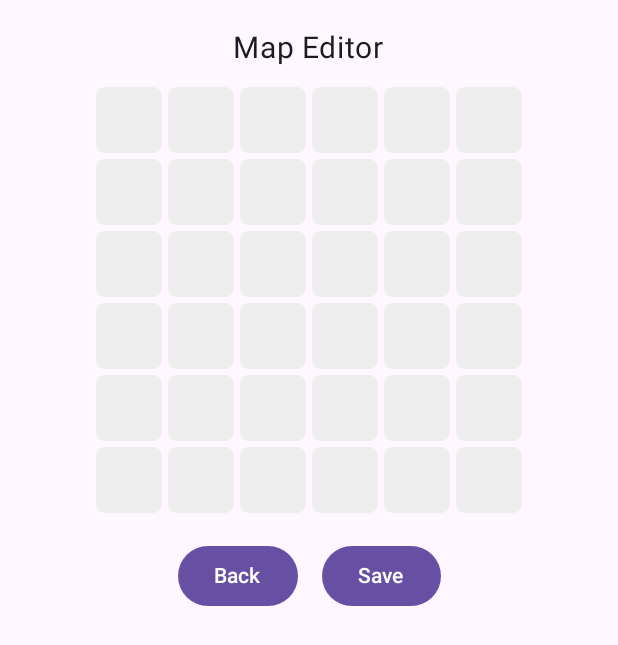
After one commit to CNJerry-IvanovVyacheslav/Get_Away, an Android app built with Jetpack Compose: the EditorScreen screen opened through its navigation route, on a phone screen of 412 x 824 dp. The commit adds this screen. Shown: the top 645 px of the screen. Run offline under Robolectric (Android 15) with nearby library versions, the phone set to English and light mode, and no system bars.

Commit message:
The main menu has been added. The initial version of the map editor has been added. Clicking on a cell will swipe between the trap, exit, and empty cell. The map is saved and launched from the main menu.

```diff
--- a/app/src/main/java/com/example/wappo_game/presentation/GameViewModel.kt
+++ b/app/src/main/java/com/example/wappo_game/presentation/GameViewModel.kt
@@ -70,6 +70,10 @@ class GameViewModel : ViewModel() {
         repo.setState(createDefaultGameState())
     }
 
+    fun loadCustomMap(state: GameState) {
+        repo.setState(state)
+    }
+
     fun moveEnemyStepByStep(afterPlayer: GameState) {
         viewModelScope.launch {
             if (afterPlayer.result != GameResult.Ongoing) return@launch
--- /dev/null
+++ b/app/src/main/java/com/example/wappo_game/presentation/MenuScreen.kt
@@ -0,0 +1,30 @@
+package com.example.wappo_game.presentation
+
+import androidx.compose.foundation.layout.*
+import androidx.compose.material3.Button
+import androidx.compose.material3.Text
+import androidx.compose.runtime.Composable
+import androidx.compose.ui.Alignment
+import androidx.compose.ui.Modifier
+import androidx.compose.ui.unit.dp
+
+@Composable
+fun MenuScreen(
+    onPlayClick: () -> Unit,
+    onEditorClick: () -> Unit,
+    onExitClick: () -> Unit
+) {
+    Box(
+        modifier = Modifier.fillMaxSize(),
+        contentAlignment = Alignment.Center
+    ) {
+        Column(
+            horizontalAlignment = Alignment.CenterHorizontally,
+            verticalArrangement = Arrangement.spacedBy(16.dp)
+        ) {
+            Button(onClick = onPlayClick) { Text("Play") }
+            Button(onClick = onEditorClick) { Text("Editor") }
+            Button(onClick = onExitClick) { Text("Exit") }
+        }
+    }
+}
--- /dev/null
+++ b/app/src/main/java/com/example/wappo_game/ui/EditorScreen.kt
@@ -0,0 +1,126 @@
+package com.example.wappo_game.ui
+
+import androidx.compose.foundation.background
+import androidx.compose.foundation.clickable
+import androidx.compose.foundation.layout.*
+import androidx.compose.foundation.shape.RoundedCornerShape
+import androidx.compose.material3.Button
+import androidx.compose.material3.Text
+import androidx.compose.runtime.*
+import androidx.compose.ui.Alignment
+import androidx.compose.ui.Modifier
+import androidx.compose.ui.graphics.Color
+import androidx.compose.ui.unit.dp
+import androidx.compose.ui.unit.sp
+import com.example.wappo_game.domain.GameState
+import com.example.wappo_game.domain.Pos
+import com.example.wappo_game.domain.Tile
+import com.example.wappo_game.domain.TileType
+
+@Composable
+fun EditorScreen(
+    onBack: () -> Unit,
+    onSave: (GameState) -> Unit,
+    rows: Int = 6,
+    cols: Int = 6
+) {
+    // tilesGrid: immutable List<List<Tile>> wrapped in state;
+    // при изменении переопределяем whole structure — это просто и корректно для Compose.
+    var tilesGrid by remember {
+        mutableStateOf(
+            List(rows) { r ->
+                List(cols) { c ->
+                    Tile(Pos(r, c), TileType.EMPTY)
+                }
+            }
+        )
+    }
+
+    Column(
+        modifier = Modifier
+            .fillMaxSize()
+            .padding(12.dp),
+        horizontalAlignment = Alignment.CenterHorizontally
+    ) {
+        Spacer(modifier = Modifier.height(8.dp))
+        Text("Map Editor", fontSize = 20.sp)
+
+        Spacer(modifier = Modifier.height(12.dp))
+
+        Column {
+            for (r in 0 until rows) {
+                Row {
+                    for (c in 0 until cols) {
+                        val tile = tilesGrid[r][c]
+                        val color = when (tile.type) {
+                            TileType.EMPTY -> Color(0xFFEEEEEE)
+                            TileType.TRAP -> Color(0xFF9C27B0)
+                            TileType.EXIT -> Color(0xFFFFEB3B)
+                        }
+
+                        Box(
+                            modifier = Modifier
+                                .size(48.dp)
+                                .padding(2.dp)
+                                .background(color, RoundedCornerShape(6.dp))
+                                .clickable {
+                                    // обновляем конкретную клетку: переключаем тип
+                                    tilesGrid = tilesGrid.mapIndexed { rr, row ->
+                                        if (rr != r) row
+                                        else row.mapIndexed { cc, t ->
+                                            if (cc != c) t
+                                            else t.copy(type = nextType(t.type))
+                                        }
+                                    }
+                                },
+                            contentAlignment = Alignment.Center
+                        ) {
+                            when (tile.type) {
+                                TileType.TRAP -> Text("T", fontSize = 12.sp, color = Color.White)
+                                TileType.EXIT -> Text("Exit", fontSize = 12.sp, color = Color.Black)
+                                else -> {}
+                            }
+                        }
+                    }
+                }
+            }
+        }
+
+        Spacer(modifier = Modifier.height(16.dp))
+
+        Row(horizontalArrangement = Arrangement.spacedBy(16.dp)) {
+            Button(onClick = { onBack() }) {
+                Text("Back")
+            }
+
+            Button(onClick = {
+                // При сохранении формируем GameState с tiles = flatten list
+                val tilesList: List<Tile> = tilesGrid.flatten()
+                val state = GameState(
+                    rows = rows,
+                    cols = cols,
+                    tiles = tilesList,
+                    playerPos = Pos(0, 0),              // стартовые позиции можно сделать на выбор позже
+                    enemyPos = Pos(0, cols - 1),
+                    walls = emptySet(),                // на старте без стен; можно расширить
+                    enemyFrozenTurns = 0,
+                    turn = com.example.wappo_game.domain.Turn.PLAYER,
+                    result = com.example.wappo_game.domain.GameResult.Ongoing,
+                    // если в твоём GameState есть playerMoves - укажи 0
+                    playerMoves = 0
+                )
+                onSave(state)
+                onBack()
+            }) {
+                Text("Save")
+            }
+        }
+    }
+}
+
+private fun nextType(current: TileType): TileType =
+    when (current) {
+        TileType.EMPTY -> TileType.TRAP
+        TileType.TRAP -> TileType.EXIT
+        TileType.EXIT -> TileType.EMPTY
+    }
--- a/app/src/main/java/com/example/wappo_game/ui/MainActivity.kt
+++ b/app/src/main/java/com/example/wappo_game/ui/MainActivity.kt
@@ -6,10 +6,16 @@ import androidx.activity.compose.setContent
 import androidx.activity.viewModels
 import androidx.compose.material3.MaterialTheme
 import androidx.compose.material3.Surface
+import androidx.compose.runtime.Composable
+import androidx.navigation.compose.NavHost
+import androidx.navigation.compose.composable
+import androidx.navigation.compose.rememberNavController
 import com.example.wappo_game.presentation.GameViewModel
+import com.example.wappo_game.presentation.MenuScreen
 
 class MainActivity : ComponentActivity() {
 
+    // activity-scoped ViewModel — будем передавать в GameScreen
     private val gameViewModel: GameViewModel by viewModels()
 
     override fun onCreate(savedInstanceState: Bundle?) {
@@ -18,9 +24,43 @@ class MainActivity : ComponentActivity() {
         setContent {
             MaterialTheme {
                 Surface {
-                    GameScreen(vm = gameViewModel)
+                    AppNavHost(gameViewModel = gameViewModel)
                 }
             }
         }
     }
 }
+
+@Composable
+fun AppNavHost(gameViewModel: GameViewModel) {
+    val navController = rememberNavController()
+
+    NavHost(
+        navController = navController,
+        startDestination = "menu"
+    ) {
+        composable("menu") {
+            MenuScreen(
+                onPlayClick = { navController.navigate("game") },
+                onEditorClick = { navController.navigate("editor") },
+                onExitClick = { /* optionally finish activity via callback */ }
+            )
+        }
+
+        composable("game") {
+            // передаём activity-scoped viewModel в экран
+            GameScreen(vm = gameViewModel, onBackToMenu = { navController.popBackStack() })
+        }
+
+        composable("editor") {
+            EditorScreen(
+                onBack = { navController.popBackStack() },
+                onSave = { newState ->
+                    gameViewModel.loadCustomMap(newState)
+                },
+                rows = 6,
+                cols = 6
+            )
+        }
+    }
+}
```
Also changed, not shown: app/src/main/java/com/example/wappo_game/ui/GameScreen.kt (+36 -34 lines).
